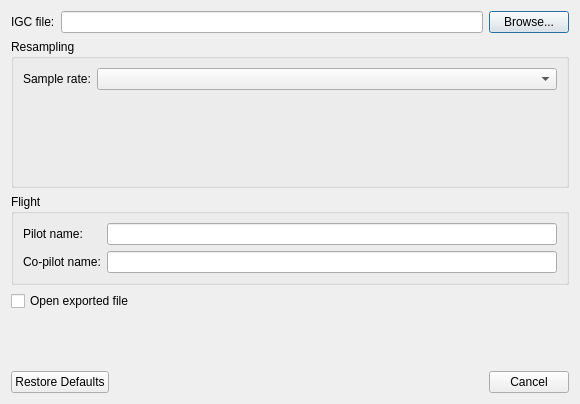
Old version of the form src/Plugin/src/Export/IGCExport/src/IGCExportDialog.ui in the repository till213/SkyDolly.
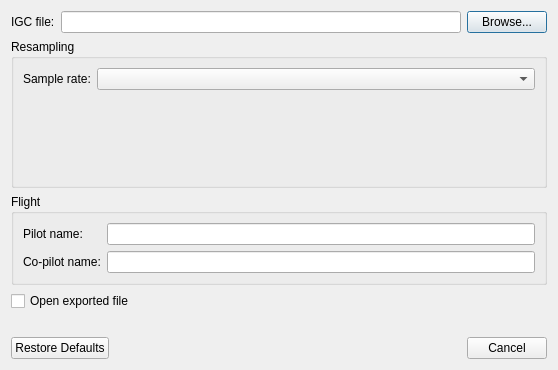
New version of the form.

The edit to the form file:
```diff
--- a/src/Plugin/src/Export/IGCExport/src/IGCExportDialog.ui
+++ b/src/Plugin/src/Export/IGCExport/src/IGCExportDialog.ui
@@ -6,8 +6,8 @@
    <rect>
     <x>0</x>
     <y>0</y>
-    <width>580</width>
-    <height>404</height>
+    <width>553</width>
+    <height>370</height>
    </rect>
   </property>
   <property name="windowTitle">
```
